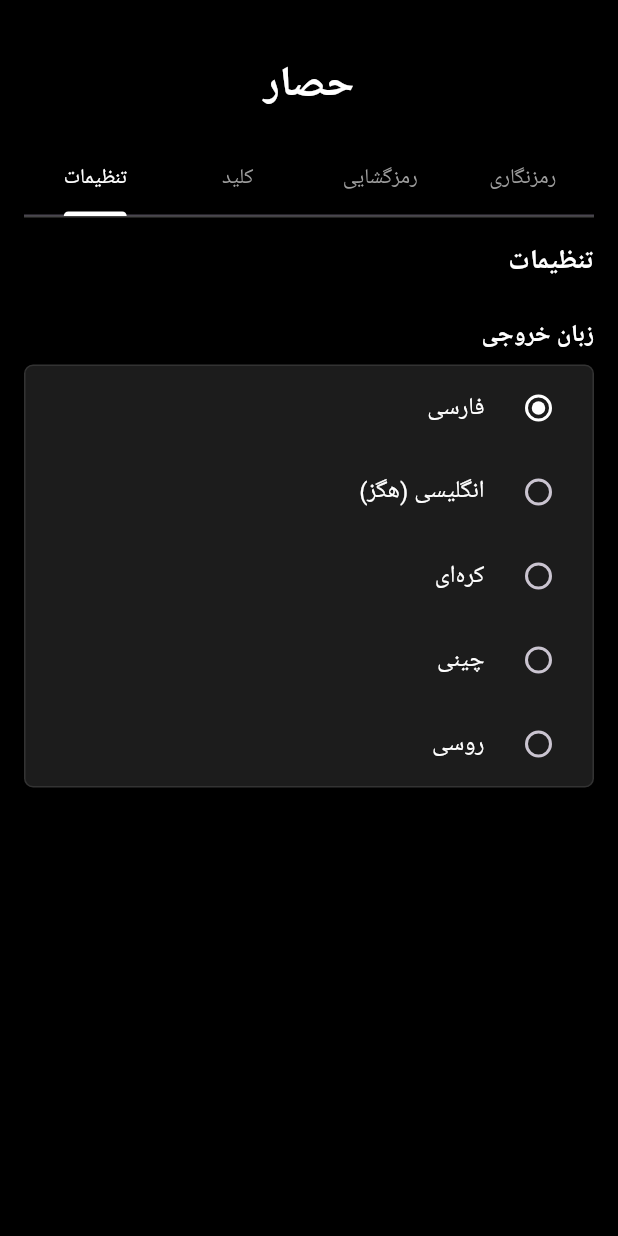
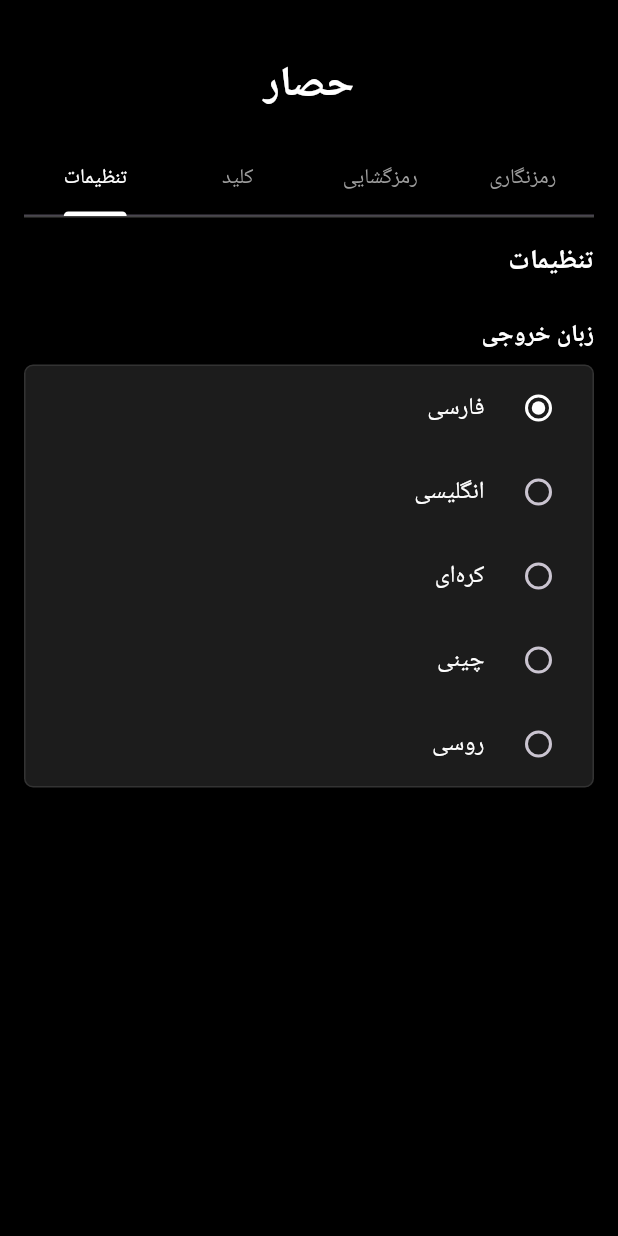
Before and after one commit to CertMusashi/Hesar, a Flutter app: the screen it shows after launch, tab 4 chosen, on a phone screen of 412 x 824 dp. Run offline on Flutter 3.47's test engine with Material 3 defaults, Android fonts, the phone set to English and light mode, and no system bars; our stand-ins replace shared_preferences; missing offline and left inert: encrypt, pointycastle.

```diff
--- a/lib/main.dart
+++ b/lib/main.dart
@@ -657,7 +657,7 @@ class _HomePageState extends State<HomePage> with SingleTickerProviderStateMixin
   Widget _buildSettingsTab() {
     final languages = [
       ('fa', 'فارسی'),
-      ('en', 'انگلیسی (هگز)'),
+      ('en', 'انگلیسی'),
       ('ko', 'کره‌ای'),
       ('zh', 'چینی'),
       ('ru', 'روسی'),
--- a/pubspec.yaml
+++ b/pubspec.yaml
@@ -1,7 +1,7 @@
 name: hesar
 description: حصار - رمزنگاری پیام با کلید شخصی
 publish_to: 'none'
-version: 1.0.0+1
+version: 1.2.0+2
 
 environment:
   sdk: '>=3.0.0 <4.0.0'
```
Also changed, not shown: 2 other files.
